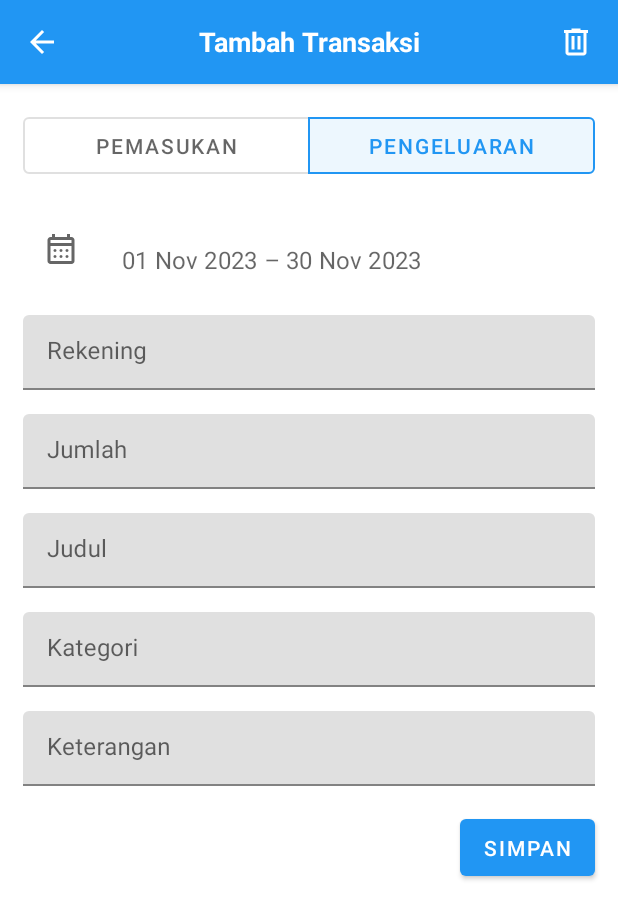
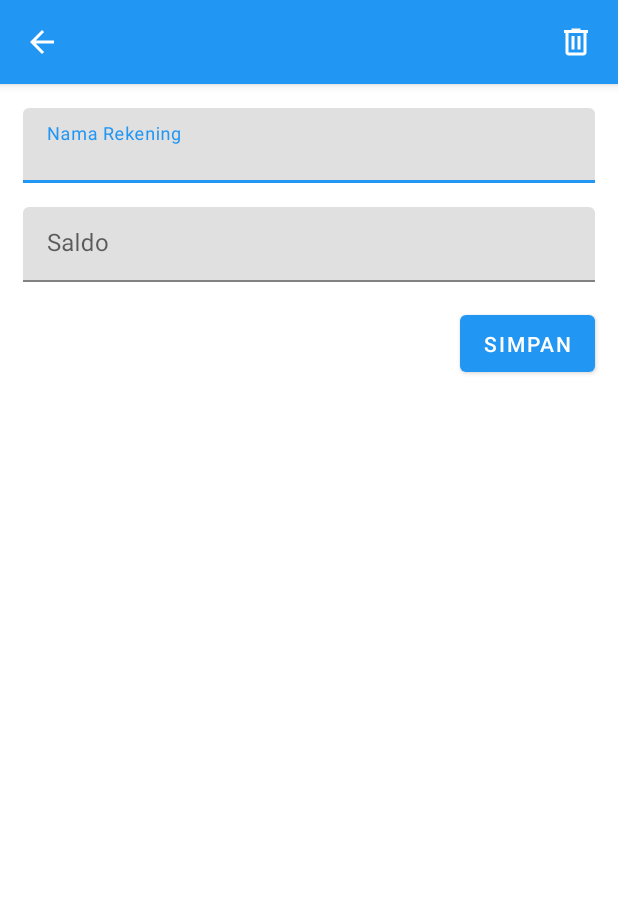
Before and after one commit to CH2-PS188/MD, an Android app: the AccountFragment screen opened through its navigation route, after a tap on an icon or button, on a phone screen of 412 x 824 dp. Shown: the top 919 px of the screen. Run offline under Robolectric (Android 15) with nearby library versions, the phone set to English and light mode, and no system bars; our stand-ins replace Firebase (no records; nobody signed in at launch, a user with empty details on screens opened directly), navigation-ui; 4 statements that could not run were skipped.

Commit message:
Update Rekening

```diff
--- a/app/src/main/java/com/moneo/moneo/adapter/RekeningAdapter.kt
+++ b/app/src/main/java/com/moneo/moneo/adapter/RekeningAdapter.kt
@@ -4,12 +4,13 @@ import android.annotation.SuppressLint
 import android.util.Log
 import android.view.LayoutInflater
 import android.view.ViewGroup
+import androidx.recyclerview.widget.DiffUtil
+import androidx.recyclerview.widget.ListAdapter
 import androidx.recyclerview.widget.RecyclerView
 import com.moneo.moneo.data.remote.model.RekeningsItem
 import com.moneo.moneo.databinding.ItemAccountBinding
 
-class RekeningAdapter(private var listRekening: List<RekeningsItem>) :
-    RecyclerView.Adapter<RekeningAdapter.ListViewHolder>() {
+class RekeningAdapter: ListAdapter<RekeningsItem, RekeningAdapter.ListViewHolder>(DIFF_CALLBACK) {
 
     inner class ListViewHolder(private val view: ItemAccountBinding) :
         RecyclerView.ViewHolder(view.root) {
@@ -29,8 +30,19 @@ class RekeningAdapter(private var listRekening: List<RekeningsItem>) :
     }
 
     override fun onBindViewHolder(holder: ListViewHolder, position: Int) {
-        val rekening = listRekening[position]
+        val rekening = getItem(position)
         holder.bind(rekening)
     }
-    override fun getItemCount(): Int = listRekening.size
+
+    companion object {
+        val DIFF_CALLBACK = object : DiffUtil.ItemCallback<RekeningsItem>() {
+            override fun areItemsTheSame(oldItem: RekeningsItem, newItem: RekeningsItem): Boolean {
+                return oldItem == newItem
+            }
+
+            override fun areContentsTheSame(oldItem: RekeningsItem, newItem: RekeningsItem): Boolean {
+                return oldItem.judul == newItem.judul
+            }
+        }
+    }
 }
--- a/app/src/main/java/com/moneo/moneo/data/remote/retrofit/ApiService.kt
+++ b/app/src/main/java/com/moneo/moneo/data/remote/retrofit/ApiService.kt
@@ -1,5 +1,6 @@
 package com.moneo.moneo.data.remote.retrofit
 
+import com.moneo.moneo.data.remote.model.RekeningsItem
 import com.moneo.moneo.data.remote.model.TransactionItem
 import com.moneo.moneo.data.remote.response.RekeningResponse
 import com.moneo.moneo.data.remote.response.RekapResponse
@@ -45,6 +46,14 @@ interface ApiService {
         @Header("Authorization") token: String,
     ): Response<RekeningResponse>
 
+    @POST("/{id_account}/rekening")
+    suspend fun insertRekening(
+        @Path("id_account") idAccount: String,
+        @Header("Authorization") token: String,
+        @Body request: RekeningsItem
+    ): Response<RekeningResponse>
+
+
     //Laporan
     @GET("{id_account}/laporan")
     suspend fun getAllLaporan(
--- a/app/src/main/java/com/moneo/moneo/data/repository/RekeningRepository.kt
+++ b/app/src/main/java/com/moneo/moneo/data/repository/RekeningRepository.kt
@@ -1,5 +1,6 @@
 package com.moneo.moneo.data.repository
 
+import com.moneo.moneo.data.remote.model.RekeningsItem
 import com.moneo.moneo.data.remote.response.RekeningResponse
 import com.moneo.moneo.data.remote.retrofit.ApiService
 import retrofit2.Response
@@ -8,4 +9,8 @@ class RekeningRepository(private val apiService: ApiService) {
     suspend fun getAllRekekning(token: String, idAccount: String): Response<RekeningResponse> {
         return apiService.getAllRekening(token, idAccount)
     }
+
+    suspend fun insertRekening(token: String, idAccount: String, rekening: RekeningsItem): Response<RekeningResponse> {
+        return apiService.insertRekening(token, idAccount, rekening)
+    }
 }
--- a/app/src/main/java/com/moneo/moneo/ui/factory/RekeningFactory.kt
+++ b/app/src/main/java/com/moneo/moneo/ui/factory/RekeningFactory.kt
@@ -9,15 +9,31 @@ import com.moneo.moneo.di.RekapInjection
 import com.moneo.moneo.di.RekeningInjection
 import com.moneo.moneo.ui.rekap.RekapViewModel
 import com.moneo.moneo.ui.rekening.AccountViewModel
+import com.moneo.moneo.ui.rekening.AddUpdateAccountViewModel
 
 class RekeningFactory private constructor(private val rekeningRepository: RekeningRepository): ViewModelProvider.NewInstanceFactory(){
 
+//    override fun <T : ViewModel> create(modelClass: Class<T>): T {
+//        if (modelClass.isAssignableFrom(AccountViewModel::class.java)) {
+//            @Suppress("UNCHECKED_CAST")
+//            return AccountViewModel(rekeningRepository) as T
+//        }
+//        throw IllegalArgumentException("Unknown ViewModel class")
+//    }
+
+    @Suppress("UNCHECKED_CAST")
     override fun <T : ViewModel> create(modelClass: Class<T>): T {
-        if (modelClass.isAssignableFrom(AccountViewModel::class.java)) {
-            @Suppress("UNCHECKED_CAST")
-            return AccountViewModel(rekeningRepository) as T
+        return when{
+        modelClass.isAssignableFrom(AccountViewModel::class.java) -> {
+            AccountViewModel(rekeningRepository) as T
+         }
+         modelClass.isAssignableFrom(AddUpdateAccountViewModel::class.java) -> {
+             AddUpdateAccountViewModel(rekeningRepository) as T
+         }
+            else -> {
+                throw IllegalArgumentException("Unknown ViewModel class")
+            }
         }
-        throw IllegalArgumentException("Unknown ViewModel class")
     }
 
     companion object{
--- a/app/src/main/java/com/moneo/moneo/ui/rekening/AccountFragment.kt
+++ b/app/src/main/java/com/moneo/moneo/ui/rekening/AccountFragment.kt
@@ -46,7 +46,7 @@ class AccountFragment : Fragment() {
 
         firebaseAuth = FirebaseAuth.getInstance()
 
-        rekeningAdapter = RekeningAdapter(emptyList())
+        rekeningAdapter = RekeningAdapter()
         binding?.rvAccounts?.layoutManager = LinearLayoutManager(requireActivity(), LinearLayoutManager.VERTICAL, false)
         binding?.rvAccounts?.adapter = rekeningAdapter
 
@@ -55,17 +55,16 @@ class AccountFragment : Fragment() {
         val token = firebaseAuth.currentUser!!.uid
 
         rekeningVM.success.observe(viewLifecycleOwner, Observer {
-            rekeningAdapter = RekeningAdapter(it.rekenings)
+            rekeningAdapter.submitList(it.rekenings)
             binding?.tvAccountBalance?.text = it.totalSaldo
             binding?.rvAccounts?.adapter = rekeningAdapter
-            binding?.rvAccounts?.adapter?.notifyDataSetChanged()
-            Log.e("Rekap Fragment", "Succes: ${it.rekenings}")
+            Log.e("Rekening Fragment", "Succes: ${it.rekenings}")
             binding?.rvAccounts?.visibility = View.VISIBLE
             binding?.progressBar?.visibility = View.GONE
         })
 
         rekeningVM.error.observe(viewLifecycleOwner, Observer {
-            Log.e("Rekap Fragment", "Error: $it")
+            Log.e("Rekening Fragment", "Error: $it")
             Toast.makeText(requireActivity(), "Error: $it", Toast.LENGTH_SHORT).show()
         })
 
@@ -75,7 +74,7 @@ class AccountFragment : Fragment() {
 
         rekeningVM.getAllRekening(idAccount, token)
         binding?.btnFab?.setOnClickListener {
-            val intent = Intent(activity, AddTransactionActivity::class.java)
+            val intent = Intent(activity, AddUpdateAccountActivity::class.java)
             startActivity(intent)
         }
     }
--- a/app/src/main/java/com/moneo/moneo/ui/rekening/AccountViewModel.kt
+++ b/app/src/main/java/com/moneo/moneo/ui/rekening/AccountViewModel.kt
@@ -46,5 +46,4 @@ class AccountViewModel(private val rekeningRepository: RekeningRepository) : Vie
             }
         }
     }
-
 }
--- a/app/src/main/java/com/moneo/moneo/ui/rekening/AddUpdateAccountActivity.kt
+++ b/app/src/main/java/com/moneo/moneo/ui/rekening/AddUpdateAccountActivity.kt
@@ -1,18 +1,81 @@
 package com.moneo.moneo.ui.rekening
 
+import android.annotation.SuppressLint
 import androidx.appcompat.app.AppCompatActivity
 import android.os.Bundle
+import android.util.Log
+import android.view.View
+import android.widget.Toast
+import androidx.lifecycle.Observer
+import androidx.lifecycle.ViewModelProvider
+import com.google.firebase.auth.FirebaseAuth
+import com.moneo.moneo.R
+import com.moneo.moneo.data.remote.model.RekeningsItem
 import com.moneo.moneo.databinding.ActivityAddUpdateAccountBinding
+import com.moneo.moneo.ui.factory.RekeningFactory
 
+@Suppress("DEPRECATION")
 class AddUpdateAccountActivity : AppCompatActivity() {
 
     private lateinit var binding: ActivityAddUpdateAccountBinding
 
+    private lateinit var addRekeningVM: AddUpdateAccountViewModel
+    private lateinit var firebaseAuth: FirebaseAuth
+
+    @SuppressLint("SuspiciousIndentation")
     override fun onCreate(savedInstanceState: Bundle?) {
         super.onCreate(savedInstanceState)
         binding = ActivityAddUpdateAccountBinding.inflate(layoutInflater)
         setContentView(binding.root)
 
         supportActionBar?.hide()
+
+        val factory: RekeningFactory = RekeningFactory.getInstance(this)
+        addRekeningVM = ViewModelProvider(this, factory)[AddUpdateAccountViewModel::class.java]
+
+        firebaseAuth = FirebaseAuth.getInstance()
+
+        binding.btnSubmit.setOnClickListener {
+        val name = binding.edtName.text.toString()
+        val balance = binding.edtBalance.text.toString()
+        val idAccount = firebaseAuth.currentUser!!.uid
+        val token = firebaseAuth.currentUser!!.uid
+        val rekening = RekeningsItem(judul = name, saldo = balance)
+            when {
+                name.isEmpty() -> {
+                    binding.edtName.error = resources.getString(R.string.message_validation, "Name Rekening")
+                }
+                balance.isEmpty() -> {
+                    binding.edtName.error = resources.getString(R.string.message_validation, "Saldo")
+                }
+                else -> {
+                    if (name.isNotEmpty() && balance.isNotEmpty()){
+                        addRekeningVM.insertRekening(idAccount, token, rekening)
+                        Log.e("Add Rekening", "Succes: ${rekening.judul} ${rekening.saldo}")
+                        finish()
+                    } else{
+                        Toast.makeText(this, resources.getString(R.string.rekening_error), Toast.LENGTH_SHORT).show()
+                    }
+                }
+            }
+        }
+
+        addRekeningVM.success.observe(this, Observer {
+            Log.e("Add Rekening", "Succes: ${it.rekenings}")
+            binding.progressBar.visibility = View.GONE
+        })
+
+        addRekeningVM.loading.observe(this, Observer{
+            binding.progressBar.visibility = View.VISIBLE
+        })
+
+        addRekeningVM.error.observe(this, Observer {
+            Log.e("Add Rekening", "Error: $it")
+            Toast.makeText(this, "Error: $it", Toast.LENGTH_SHORT).show()
+        })
+
+        binding.btnBack.setOnClickListener {
+            onBackPressed()
+        }
     }
 }
--- a/app/src/main/java/com/moneo/moneo/ui/rekening/AddUpdateAccountViewModel.kt
+++ b/app/src/main/java/com/moneo/moneo/ui/rekening/AddUpdateAccountViewModel.kt
@@ -1,18 +1,49 @@
 package com.moneo.moneo.ui.rekening
 
+import androidx.lifecycle.LiveData
+import androidx.lifecycle.MutableLiveData
 import androidx.lifecycle.ViewModel
-//class AddUpdateAccountViewModel(private val accountRepository: AccountRepository) : ViewModel() {
-//
-//    fun createAccount(account: Account) {
-//        accountRepository.createAccount(account)
-//    }
-//
-//    fun updateAccount(account: Account) {
-//        accountRepository.updateAccount(account)
-//    }
-//
-//    fun deleteAccount(account: Account) {
-//        accountRepository.deleteAccount(account)
-//    }
-//
-//}
+import androidx.lifecycle.viewModelScope
+import com.moneo.moneo.data.remote.model.RekeningsItem
+import com.moneo.moneo.data.remote.response.RekeningResponse
+import com.moneo.moneo.data.repository.RekeningRepository
+import kotlinx.coroutines.Dispatchers
+import kotlinx.coroutines.launch
+import kotlinx.coroutines.withContext
+
+class AddUpdateAccountViewModel(private val rekeningRepository: RekeningRepository) : ViewModel() {
+
+    private val _success = MutableLiveData<RekeningResponse>()
+    val success: LiveData<RekeningResponse> get() = _success
+
+    private val _loading = MutableLiveData<Boolean>()
+    val loading: LiveData<Boolean> get() = _loading
+
+    private val _error = MutableLiveData<String>()
+    val error: LiveData<String> get() = _error
+
+    fun insertRekening(token: String, idAccount: String, request: RekeningsItem) {
+        viewModelScope.launch(Dispatchers.IO) {
+            withContext(Dispatchers.Main) {
+                _loading.value = true
+            }
+            try {
+                val response = rekeningRepository.insertRekening(token, idAccount, request)
+                if (response.isSuccessful) {
+                    withContext(Dispatchers.Main) {
+                        _success.value = response.body()
+                    }
+                } else {
+                    withContext(Dispatchers.Main) {
+                        _error.value = "Error: ${response.code()}"
+                    }
+                }
+            } catch (e: Exception) {
+                withContext(Dispatchers.Main) {
+                    _error.value = "Error: ${e.message}"
+                }
+            }
+        }
+    }
+
+}
--- a/app/src/main/res/layout/activity_add_update_account.xml
+++ b/app/src/main/res/layout/activity_add_update_account.xml
@@ -103,4 +103,16 @@
 
     </LinearLayout>
 
+    <ProgressBar
+        android:id="@+id/progress_bar"
+        style="?android:attr/progressBarStyle"
+        android:layout_width="wrap_content"
+        android:layout_height="wrap_content"
+        android:visibility="gone"
+        app:layout_constraintBottom_toBottomOf="parent"
+        app:layout_constraintEnd_toEndOf="parent"
+        app:layout_constraintStart_toStartOf="parent"
+        app:layout_constraintTop_toTopOf="parent"
+        tools:visibility="visible" />
+
 </androidx.constraintlayout.widget.ConstraintLayout>
--- a/app/src/main/res/values/strings.xml
+++ b/app/src/main/res/values/strings.xml
@@ -40,6 +40,7 @@
     <string name="message_validation">Enter your %1$s</string>
     <string name="login_error">Cannot Login, please check again!</string>
     <string name="signup_error">Cannot Signup, please check again!</string>
+    <string name="rekening_error">Cannot Add Rekening, please check again!</string>
     <string name="logout">Logout</string>
 
     <string name="transaksi">Transaksi</string>
```
Also changed, not shown: app/src/main/java/com/moneo/moneo/data/remote/model/RekeningsItem.kt (renamed from app/src/main/java/com/moneo/moneo/data/remote/model/RekeningItem.kt, +5 -5 lines).
